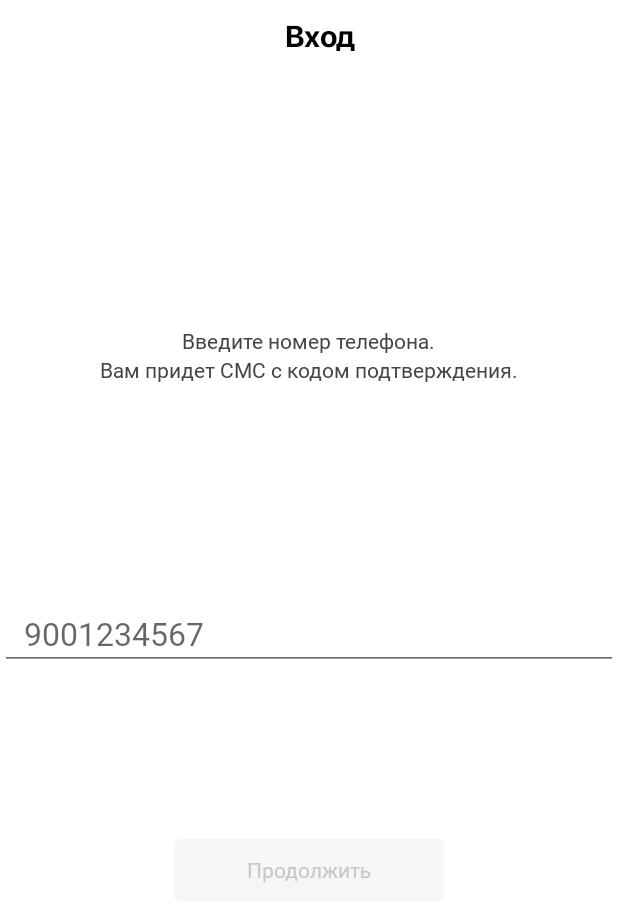
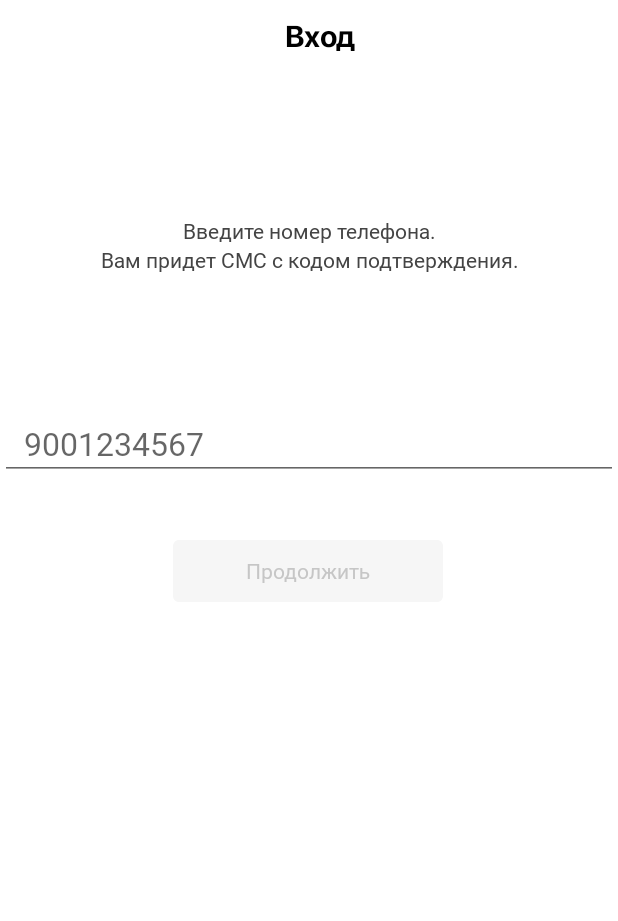
Before and after one commit to AhmedovDev/Project, an Android app: the fragment EditPhoneFragment placed in its activity, on a phone screen of 412 x 824 dp. Shown: the top 921 px of the screen. Run offline under Robolectric (Android 15) with nearby library versions, the phone set to English and light mode, and no system bars; libraries missing offline, so code that uses them is left out: br.com.sapereaude, com.arellomobile.mvp, ru.terrakok.cicerone; plain views replace MaskedEditText; 2 statements that could not run were skipped.

Commit message:
Edin phone screen ready to 85%

```diff
--- a/app/src/main/AndroidManifest.xml
+++ b/app/src/main/AndroidManifest.xml
@@ -11,8 +11,8 @@
             android:supportsRtl="true"
             android:theme="@style/AppTheme">
         <activity android:name=".AutorizationActivity"
-                  android:windowSoftInputMode = "adjustResize">
-                >
+                  android:windowSoftInputMode="adjustResize"
+                  >
             <intent-filter>
                 <action android:name="android.intent.action.MAIN"/>
 
--- a/app/src/main/java/com/example/optovik/presentation/global/Screens.kt
+++ b/app/src/main/java/com/example/optovik/presentation/global/Screens.kt
@@ -14,11 +14,9 @@ object Screens {
     }
 
 
-    object Screens {
         object EditCode : SupportAppScreen() {
             override fun getFragment(): Fragment {
                 return EditCodeFragment()
             }
         }
     }
-}
--- a/app/src/main/java/com/example/optovik/presentation/screens/editphone/mvp/EditPhoneView.kt
+++ b/app/src/main/java/com/example/optovik/presentation/screens/editphone/mvp/EditPhoneView.kt
@@ -1,4 +1,6 @@
 package com.example.optovik.presentation.screens.editphone.mvp
 
-interface EditPhoneView {
+import com.arellomobile.mvp.MvpView
+
+interface EditPhoneView : MvpView{
 }
--- a/app/src/main/java/com/example/optovik/presentation/screens/editphone/ui/EditPhoneFragment.kt
+++ b/app/src/main/java/com/example/optovik/presentation/screens/editphone/ui/EditPhoneFragment.kt
@@ -6,19 +6,13 @@ import android.support.v4.app.Fragment
 import android.view.LayoutInflater
 import android.view.View
 import android.view.ViewGroup
+import android.view.inputmethod.EditorInfo
 import br.com.sapereaude.maskedEditText.MaskedEditText
+import com.example.optovik.R
+import com.example.optovik.presentation.global.utils.hideKeyboard
+import com.example.optovik.presentation.global.utils.showKeyboard
+import kotlinx.android.synthetic.main.fragment_edit_phone2.*
 
-import com.example.optovik.R
-
-// TODO: Rename parameter arguments, choose names that match
-// the fragment initialization parameters, e.g. ARG_ITEM_NUMBER
-private const val ARG_PARAM1 = "param1"
-private const val ARG_PARAM2 = "param2"
-
-/**
- * A simple [Fragment] subclass.
- *
- */
 class EditPhoneFragment : Fragment() {
 
     override fun onCreateView(
@@ -30,11 +24,26 @@ class EditPhoneFragment : Fragment() {
 
     }
 
+    override fun onViewCreated(view: View, savedInstanceState: Bundle?) {
+        super.onViewCreated(view, savedInstanceState)
 
-    override fun onCreate(savedInstanceState: Bundle?) {
-        super.onCreate(savedInstanceState)
+        editphone.setOnTouchListener { v, _ ->
+            showKeyboard(context!!)
+            true
+        }
+
+        editphone.setOnTouchListener { v, _ ->
+            hideKeyboard(context!!, v)
+            true
+        }
+
+        phone.setOnEditorActionListener { _, actionId, _ ->
+            if (actionId == EditorInfo.IME_ACTION_DONE) {
+                hideKeyboard(context!!, view)
+            }
+            false
+        }
 
 
     }
-
 }
--- /dev/null
+++ b/app/src/main/res/drawable/activebutton.xml
@@ -0,0 +1,4 @@
+<?xml version="1.0" encoding="utf-8"?>
+<selector xmlns:android="http://schemas.android.com/apk/res/android">
+
+</selector>
--- a/app/src/main/res/layout/fragment_edit_phone2.xml
+++ b/app/src/main/res/layout/fragment_edit_phone2.xml
@@ -1,4 +1,6 @@
 <?xml version="1.0" encoding="utf-8"?>
+
+
 <android.support.constraint.ConstraintLayout
         xmlns:mask="http://schemas.android.com/apk/res-auto"
         xmlns:android="http://schemas.android.com/apk/res/android"
@@ -10,6 +12,7 @@
         android:background="@color/colorPrimaryDark"
         android:focusable="true"
         android:focusableInTouchMode="true"
+        android:id="@+id/editphone"
 >
 
 
@@ -24,13 +27,14 @@
             android:hint="9001234567"
             mask:allowed_chars="1234567890"
             mask:mask="+7 (###)###-##-##"
+            android:imeOptions="actionDone"
             android:paddingLeft="16dp"
             android:textSize="21sp"
             android:fontFamily="@font/sfprolight"
-            mask:layout_constraintTop_toBottomOf="@+id/textView3" mask:layout_constraintStart_toStartOf="parent"
+            mask:layout_constraintStart_toStartOf="parent"
             mask:layout_constraintEnd_toEndOf="parent"
-            mask:layout_constraintBottom_toTopOf="@+id/rectangle_2" android:selectAllOnFocus="false"
-            android:singleLine="false" android:includeFontPadding="false"/>
+            android:singleLine="false" android:includeFontPadding="false" mask:layout_constraintHorizontal_bias="0.0"
+            android:layout_marginTop="80dp" mask:layout_constraintTop_toBottomOf="@+id/textView3"/>
     <Button
             android:id="@+id/rectangle_2"
             android:layout_width="180dp"
@@ -44,19 +48,20 @@
             android:typeface="monospace"
             android:textAllCaps="false"
             android:fontFamily="@font/sfprolight"
-            android:layout_marginTop="40dp"
+            android:layout_marginEnd="8dp"
+            mask:layout_constraintEnd_toEndOf="parent" android:layout_marginStart="8dp"
+            mask:layout_constraintStart_toStartOf="parent"
+            mask:layout_constraintHorizontal_bias="0.497" android:layout_marginTop="40dp"
             mask:layout_constraintTop_toBottomOf="@+id/phone"
-            mask:layout_constraintBottom_toBottomOf="parent" mask:layout_constraintStart_toStartOf="parent"
-            android:layout_marginStart="97dp" mask:layout_constraintEnd_toEndOf="parent"
-            android:layout_marginEnd="98dp" android:layout_marginBottom="150dp"/>
+    />
 
     <include
             layout="@layout/tolbar"
             android:id="@+id/include6"
             mask:layout_constraintEnd_toEndOf="parent" mask:layout_constraintStart_toStartOf="parent"
             mask:layout_constraintTop_toTopOf="parent"
-            mask:layout_constraintBottom_toTopOf="@+id/textView3" android:layout_marginBottom="101dp"
-            android:layout_width="0dp"/>
+            android:layout_width="0dp"
+    />
     <TextView
             android:text="Введите номер телефона.                                  Вам придет СМС с кодом подтверждения."
             android:layout_width="280dp"
@@ -69,11 +74,9 @@
             android:textColor="#444444"
             android:textAppearance="@style/TextAppearance.AppCompat.Body1"
             android:fontFamily="@font/sfprolight"
-            mask:layout_constraintTop_toBottomOf="@+id/include6" mask:layout_constraintStart_toStartOf="parent"
-            android:layout_marginStart="50dp" mask:layout_constraintEnd_toEndOf="parent"
-            android:layout_marginEnd="50dp"
-            mask:layout_constraintBottom_toTopOf="@+id/phone" mask:layout_constraintHorizontal_bias="0.483"
-            android:layout_marginBottom="60dp" android:layout_marginTop="101dp"/>
+            mask:layout_constraintTop_toBottomOf="@+id/include6" android:layout_marginTop="101dp"
+            mask:layout_constraintStart_toStartOf="parent" android:layout_marginStart="65dp"
+            mask:layout_constraintEnd_toEndOf="parent" android:layout_marginEnd="66dp"/>
 
 
 </android.support.constraint.ConstraintLayout>
```
Also changed, not shown: app/build.gradle (+8 -2 lines), app/src/main/java/com/example/optovik/presentation/global/utils/Extensions.kt (added, +18 -0 lines), app/src/main/java/com/example/optovik/presentation/screens/editphone/mvp/EditPhonePresenter.kt (+10 -1 lines), app/src/main/res/drawable/backbutton.xml (added, +20 -0 lines), app/src/main/res/layout/fragment_edit_code.xml (+92 -10 lines), app/src/main/res/layout/fragment_edit_phone.xml (deleted, +0 -14 lines), app/src/main/res/layout/tolbarwihtbackbutton.xml (added, +32 -0 lines).
